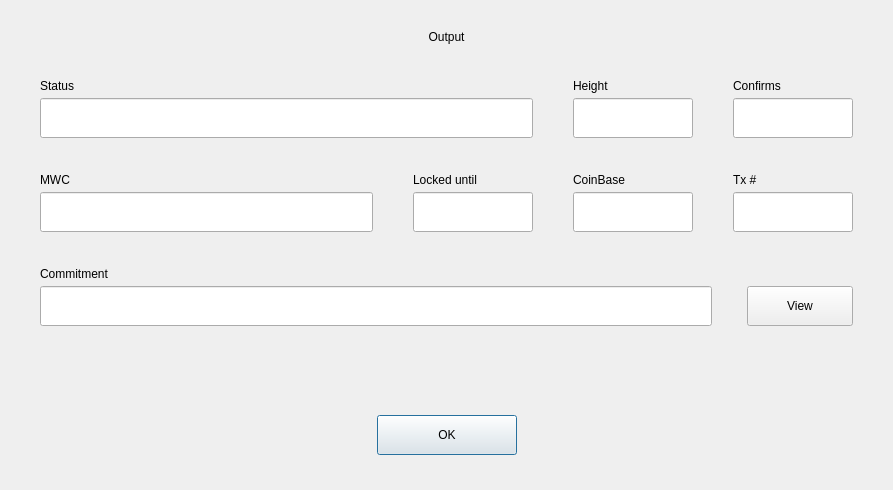
Above: dialogs/e_showoutputdlg.ui from 0xkobe/mwc-wallet before the change. Below: the same form after it.
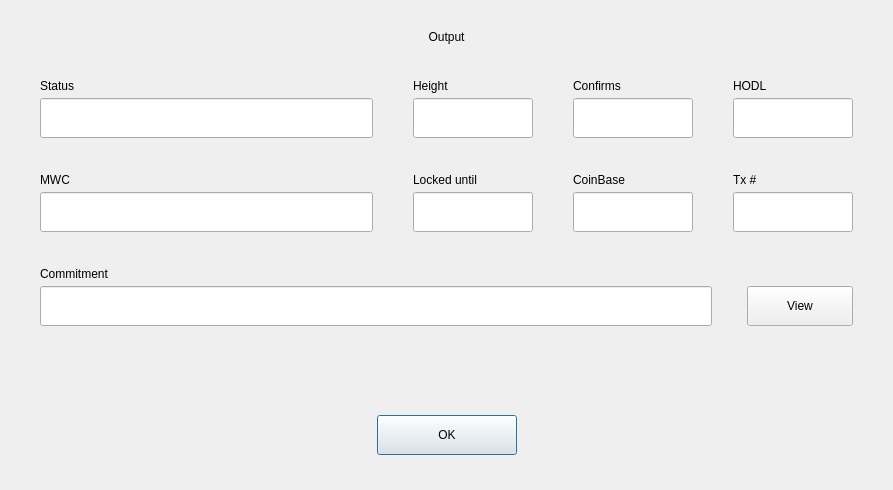
That is the form after the change. Custom widgets are drawn as their Qt base class.

Commit message: Outputs Dlg get HODL field. No password case for wallet switch is fixed

Diff of the .ui file:
```diff
--- a/dialogs/e_showoutputdlg.ui
+++ b/dialogs/e_showoutputdlg.ui
@@ -19,7 +19,7 @@
   <property name="windowTitle">
    <string>Dialog</string>
   </property>
-  <layout class="QVBoxLayout" name="verticalLayout_10">
+  <layout class="QVBoxLayout" name="verticalLayout_11">
    <property name="spacing">
     <number>35</number>
    </property>
@@ -46,7 +46,7 @@
     </widget>
    </item>
    <item>
-    <layout class="QHBoxLayout" name="horizontalLayout_5" stretch="1,0,0">
+    <layout class="QHBoxLayout" name="horizontalLayout_5" stretch="1,0,0,0">
      <property name="spacing">
       <number>40</number>
      </property>
@@ -194,6 +194,54 @@
        </item>
       </layout>
      </item>
+     <item>
+      <layout class="QVBoxLayout" name="verticalLayout_10">
+       <property name="spacing">
+        <number>5</number>
+       </property>
+       <item>
+        <widget class="control::MwcLabelSmall" name="label_13">
+         <property name="sizePolicy">
+          <sizepolicy hsizetype="Fixed" vsizetype="Preferred">
+           <horstretch>0</horstretch>
+           <verstretch>0</verstretch>
+          </sizepolicy>
+         </property>
+         <property name="maximumSize">
+          <size>
+           <width>16777215</width>
+           <height>22</height>
+          </size>
+         </property>
+         <property name="text">
+          <string>HODL</string>
+         </property>
+        </widget>
+       </item>
+       <item>
+        <widget class="control::MwcLineEditNormal" name="hodl">
+         <property name="minimumSize">
+          <size>
+           <width>120</width>
+           <height>40</height>
+          </size>
+         </property>
+         <property name="maximumSize">
+          <size>
+           <width>120</width>
+           <height>40</height>
+          </size>
+         </property>
+         <property name="text">
+          <string/>
+         </property>
+         <property name="readOnly">
+          <bool>true</bool>
+         </property>
+        </widget>
+       </item>
+      </layout>
+     </item>
     </layout>
    </item>
    <item>
@@ -465,7 +513,7 @@
           </size>
          </property>
          <property name="text">
-          <string> </string>
+          <string/>
          </property>
         </widget>
        </item>
```
The commit also changes 10 other files.
